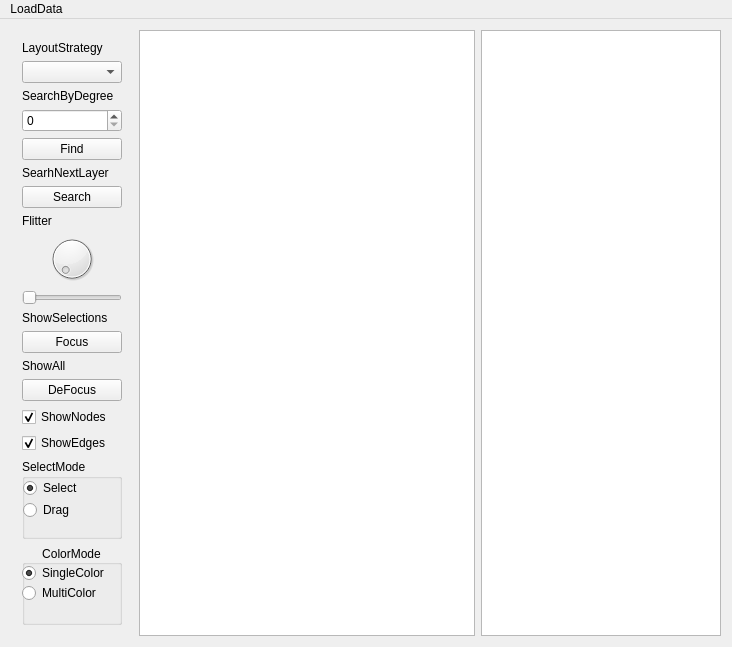
Above: visualizationer.ui from yexithu/Visulizationer before the change. Below: the same form after it.
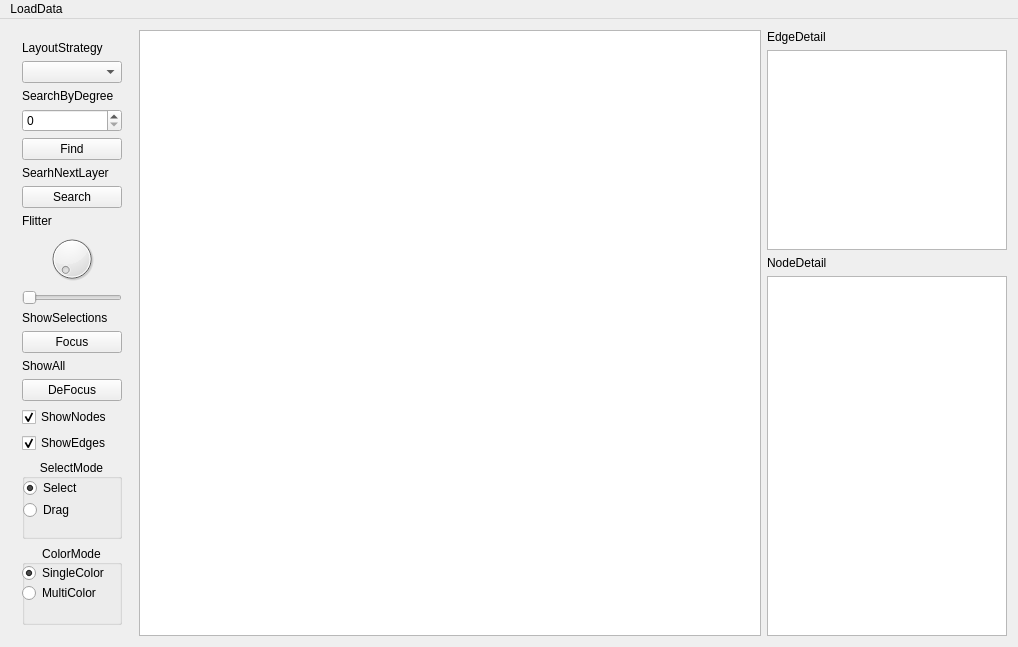
That is the form after the change. Custom widgets are drawn as their Qt base class.

Diff of the .ui file:
```diff
--- a/visualizationer.ui
+++ b/visualizationer.ui
@@ -6,7 +6,7 @@
    <rect>
     <x>0</x>
     <y>0</y>
-    <width>732</width>
+    <width>1018</width>
     <height>639</height>
    </rect>
   </property>
@@ -14,8 +14,6 @@
    <string>Visualizationer</string>
   </property>
   <widget class="QWidget" name="centralWidget">
-   <layout class="QVBoxLayout" name="verticalLayout_3">
-    <item>
      <layout class="QHBoxLayout" name="horizontalLayout">
       <item>
        <widget class="QWidget" name="ControlPanel" native="true">
@@ -172,6 +170,9 @@
            <property name="title">
             <string>SelectMode</string>
            </property>
+         <property name="alignment">
+          <set>Qt::AlignCenter</set>
+         </property>
            <widget class="QRadioButton" name="drugRadioButton">
             <property name="geometry">
              <rect>
@@ -278,7 +279,57 @@
        <widget class="DataViewer" name="dataViewer"/>
       </item>
       <item>
-       <widget class="QTextBrowser" name="textBrowser">
+     <layout class="QVBoxLayout" name="verticalLayout_3">
+      <item>
+       <widget class="QLabel" name="edgeDetailLabel">
+        <property name="sizePolicy">
+         <sizepolicy hsizetype="Maximum" vsizetype="Preferred">
+          <horstretch>0</horstretch>
+          <verstretch>0</verstretch>
+         </sizepolicy>
+        </property>
+        <property name="text">
+         <string>EdgeDetail</string>
+        </property>
+       </widget>
+      </item>
+      <item>
+       <widget class="QTextBrowser" name="edgeTextBrowser">
+        <property name="sizePolicy">
+         <sizepolicy hsizetype="Maximum" vsizetype="Expanding">
+          <horstretch>0</horstretch>
+          <verstretch>0</verstretch>
+         </sizepolicy>
+        </property>
+        <property name="maximumSize">
+         <size>
+          <width>240</width>
+          <height>200</height>
+         </size>
+        </property>
+       </widget>
+      </item>
+      <item>
+       <widget class="QLabel" name="nodeDetailLabel">
+        <property name="sizePolicy">
+         <sizepolicy hsizetype="Maximum" vsizetype="Preferred">
+          <horstretch>0</horstretch>
+          <verstretch>0</verstretch>
+         </sizepolicy>
+        </property>
+        <property name="text">
+         <string>NodeDetail</string>
+        </property>
+       </widget>
+      </item>
+      <item>
+       <widget class="QTextBrowser" name="nodeTextBrowser">
+        <property name="sizePolicy">
+         <sizepolicy hsizetype="Maximum" vsizetype="Expanding">
+          <horstretch>0</horstretch>
+          <verstretch>0</verstretch>
+         </sizepolicy>
+        </property>
         <property name="maximumSize">
          <size>
           <width>240</width>
@@ -296,7 +347,7 @@
     <rect>
      <x>0</x>
      <y>0</y>
-     <width>732</width>
+     <width>1018</width>
      <height>23</height>
     </rect>
    </property>
```
Lines whose indentation alone changed are shown as unchanged.
